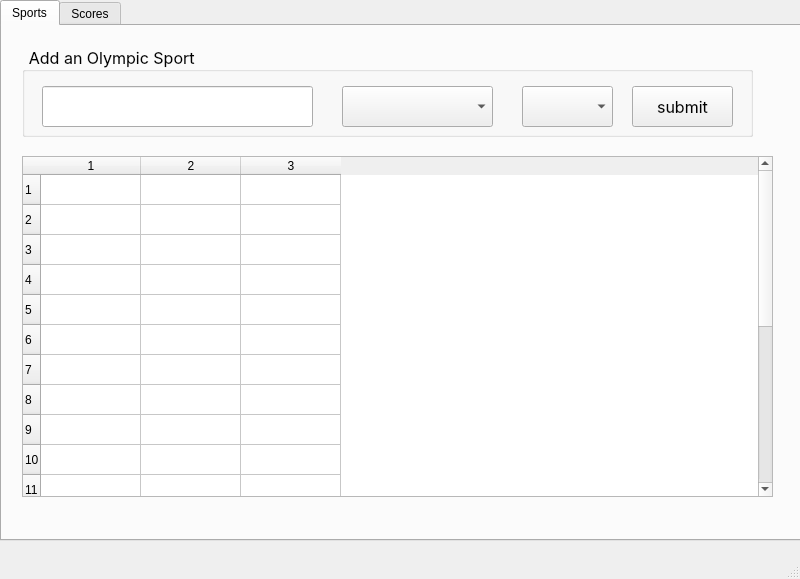
First picture: the form in src/ui/mainwindow.ui, repository PHANTOM-2004/GameStatistics, before the edit.
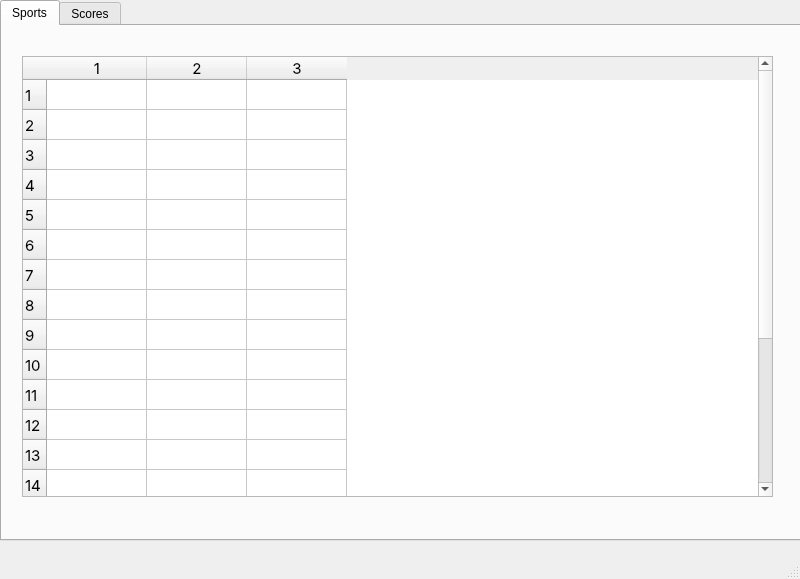
Second picture: the form after the edit.

Commit message: remove the sports add widget

The edit to the form file:
```diff
--- a/src/ui/mainwindow.ui
+++ b/src/ui/mainwindow.ui
@@ -30,109 +30,20 @@
      <attribute name="title">
       <string>Sports</string>
      </attribute>
-     <widget class="QGroupBox" name="SportsAddGroup">
+     <widget class="QTableWidget" name="SportsListTable">
       <property name="geometry">
        <rect>
         <x>20</x>
-        <y>20</y>
-        <width>731</width>
-        <height>91</height>
+        <y>30</y>
+        <width>751</width>
+        <height>441</height>
        </rect>
       </property>
       <property name="font">
        <font>
         <family>SF Pro Text</family>
-        <pointsize>12</pointsize>
+        <pointsize>11</pointsize>
        </font>
-      </property>
-      <property name="styleSheet">
-       <string notr="true">QGroupBox::title { font-size: 15px; }</string>
-      </property>
-      <property name="title">
-       <string> Add an Olympic Sport</string>
-      </property>
-      <widget class="QComboBox" name="SportsTypeCombo">
-       <property name="geometry">
-        <rect>
-         <x>320</x>
-         <y>40</y>
-         <width>151</width>
-         <height>41</height>
-        </rect>
-       </property>
-       <property name="font">
-        <font>
-         <family>SF Pro Text</family>
-         <pointsize>12</pointsize>
-        </font>
-       </property>
-       <property name="styleSheet">
-        <string notr="true"/>
-       </property>
-      </widget>
-      <widget class="QPushButton" name="SportsAddButton">
-       <property name="geometry">
-        <rect>
-         <x>610</x>
-         <y>40</y>
-         <width>101</width>
-         <height>41</height>
-        </rect>
-       </property>
-       <property name="font">
-        <font>
-         <family>SF Pro Text</family>
-         <pointsize>12</pointsize>
-        </font>
-       </property>
-       <property name="text">
-        <string>submit</string>
-       </property>
-      </widget>
-      <widget class="QComboBox" name="SportsGenderCombo">
-       <property name="geometry">
-        <rect>
-         <x>500</x>
-         <y>40</y>
-         <width>91</width>
-         <height>41</height>
-        </rect>
-       </property>
-       <property name="font">
-        <font>
-         <family>SF Pro Text</family>
-         <pointsize>12</pointsize>
-        </font>
-       </property>
-       <property name="styleSheet">
-        <string notr="true"/>
-       </property>
-      </widget>
-      <widget class="QLineEdit" name="SportsNameInput">
-       <property name="geometry">
-        <rect>
-         <x>20</x>
-         <y>40</y>
-         <width>271</width>
-         <height>41</height>
-        </rect>
-       </property>
-       <property name="font">
-        <font>
-         <family>SF Pro Text</family>
-         <pointsize>12</pointsize>
-        </font>
-       </property>
-      </widget>
-     </widget>
-     <widget class="QTableWidget" name="SportsListTable">
-      <property name="geometry">
-       <rect>
-        <x>20</x>
-        <y>130</y>
-        <width>751</width>
-        <height>341</height>
-       </rect>
       </property>
       <property name="rowCount">
        <number>20</number>
```
The commit also changes 4 other files.
